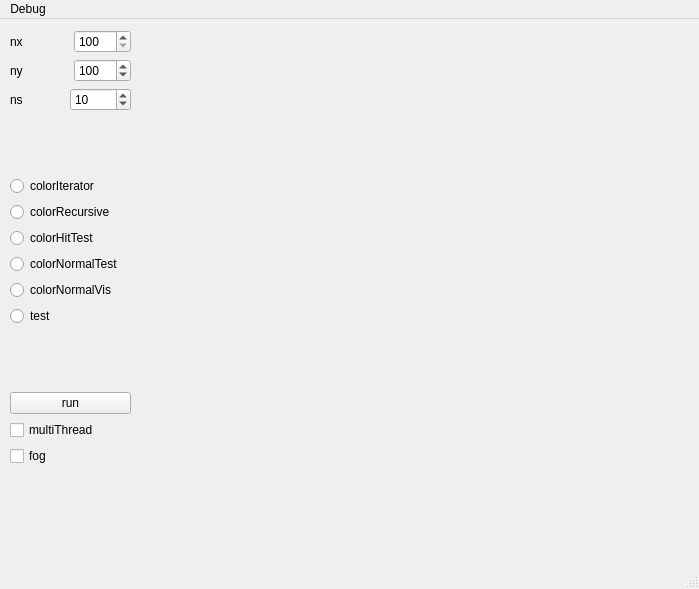
This is mainwindow.ui in newMember1/toyPBRT as Qt 5 draws it before an edit. The edited form follows.
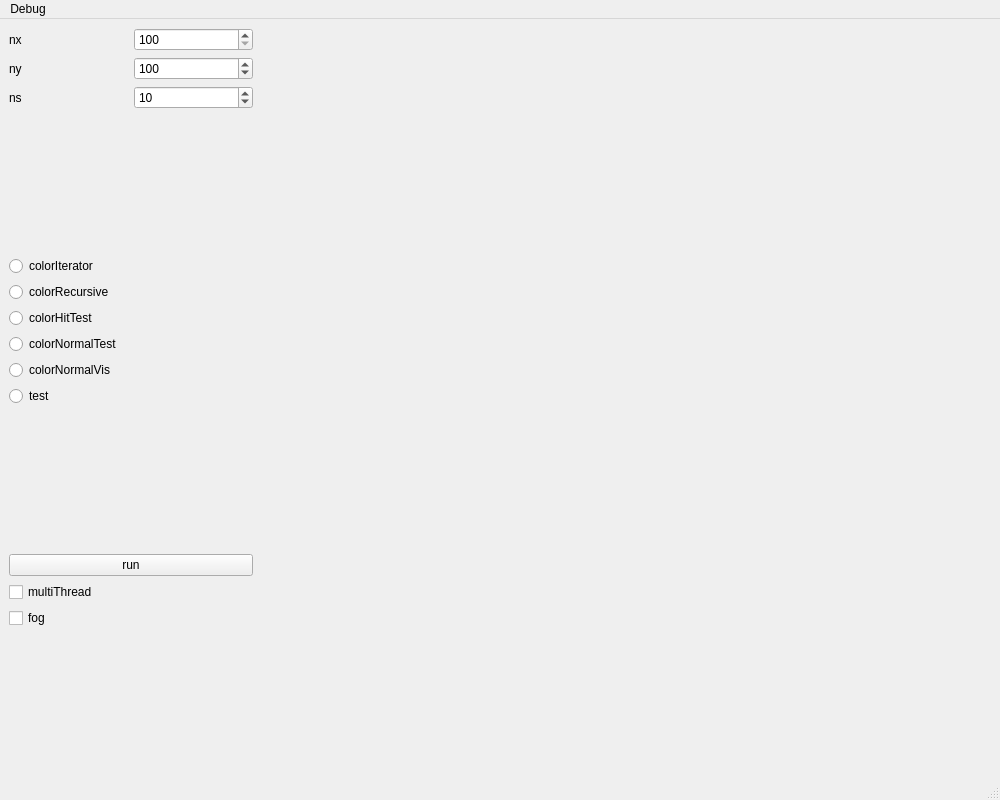
This is the edited form.

What changed in the file:
```diff
--- a/mainwindow.ui
+++ b/mainwindow.ui
@@ -6,12 +6,12 @@
    <rect>
     <x>0</x>
     <y>0</y>
-    <width>699</width>
-    <height>589</height>
+    <width>1000</width>
+    <height>800</height>
    </rect>
   </property>
   <property name="sizePolicy">
-   <sizepolicy hsizetype="Expanding" vsizetype="Expanding">
+   <sizepolicy hsizetype="Fixed" vsizetype="Fixed">
     <horstretch>0</horstretch>
     <verstretch>0</verstretch>
    </sizepolicy>
@@ -20,20 +20,46 @@
    <string>MainWindow</string>
   </property>
   <widget class="QWidget" name="centralwidget">
+   <property name="sizePolicy">
+    <sizepolicy hsizetype="Expanding" vsizetype="Expanding">
+     <horstretch>0</horstretch>
+     <verstretch>0</verstretch>
+    </sizepolicy>
+   </property>
    <property name="autoFillBackground">
-    <bool>false</bool>
+    <bool>true</bool>
    </property>
-   <widget class="QWidget" name="">
-    <property name="geometry">
-     <rect>
-      <x>10</x>
-      <y>11</y>
-      <width>734</width>
-      <height>495</height>
-     </rect>
-    </property>
-    <layout class="QHBoxLayout" name="horizontalLayout_4" stretch="1,1,4">
+   <layout class="QGridLayout" name="gridLayout" columnstretch="1,3">
+    <item row="0" column="1">
+     <layout class="QHBoxLayout" name="horizontalLayout_4">
      <item>
+       <widget class="QLabel" name="imageLabel">
+        <property name="enabled">
+         <bool>true</bool>
+        </property>
+        <property name="sizePolicy">
+         <sizepolicy hsizetype="Expanding" vsizetype="Expanding">
+          <horstretch>0</horstretch>
+          <verstretch>0</verstretch>
+         </sizepolicy>
+        </property>
+        <property name="autoFillBackground">
+         <bool>true</bool>
+        </property>
+        <property name="text">
+         <string/>
+        </property>
+        <property name="scaledContents">
+         <bool>true</bool>
+        </property>
+        <property name="alignment">
+         <set>Qt::AlignCenter</set>
+        </property>
+       </widget>
+      </item>
+     </layout>
+    </item>
+    <item row="0" column="0">
       <layout class="QVBoxLayout" name="verticalLayout_4">
        <item>
         <layout class="QVBoxLayout" name="verticalLayout_3">
@@ -232,57 +258,15 @@
        </item>
       </layout>
      </item>
-     <item>
-      <spacer name="horizontalSpacer">
-       <property name="orientation">
-        <enum>Qt::Horizontal</enum>
-       </property>
-       <property name="sizeHint" stdset="0">
-        <size>
-         <width>201</width>
-         <height>493</height>
-        </size>
-       </property>
-      </spacer>
-     </item>
-     <item>
-      <widget class="QLabel" name="imageLabel">
-       <property name="sizePolicy">
-        <sizepolicy hsizetype="Expanding" vsizetype="Expanding">
-         <horstretch>0</horstretch>
-         <verstretch>0</verstretch>
-        </sizepolicy>
-       </property>
-       <property name="minimumSize">
-        <size>
-         <width>400</width>
-         <height>400</height>
-        </size>
-       </property>
-       <property name="autoFillBackground">
-        <bool>true</bool>
-       </property>
-       <property name="text">
-        <string/>
-       </property>
-       <property name="scaledContents">
-        <bool>true</bool>
-       </property>
-       <property name="alignment">
-        <set>Qt::AlignCenter</set>
-       </property>
-      </widget>
-     </item>
-    </layout>
-   </widget>
+   </layout>
   </widget>
   <widget class="QMenuBar" name="menubar">
    <property name="geometry">
     <rect>
      <x>0</x>
      <y>0</y>
-     <width>699</width>
-     <height>23</height>
+     <width>1000</width>
+     <height>26</height>
     </rect>
    </property>
    <widget class="QMenu" name="menuDebug">
```
Lines whose indentation alone changed are shown as unchanged.
